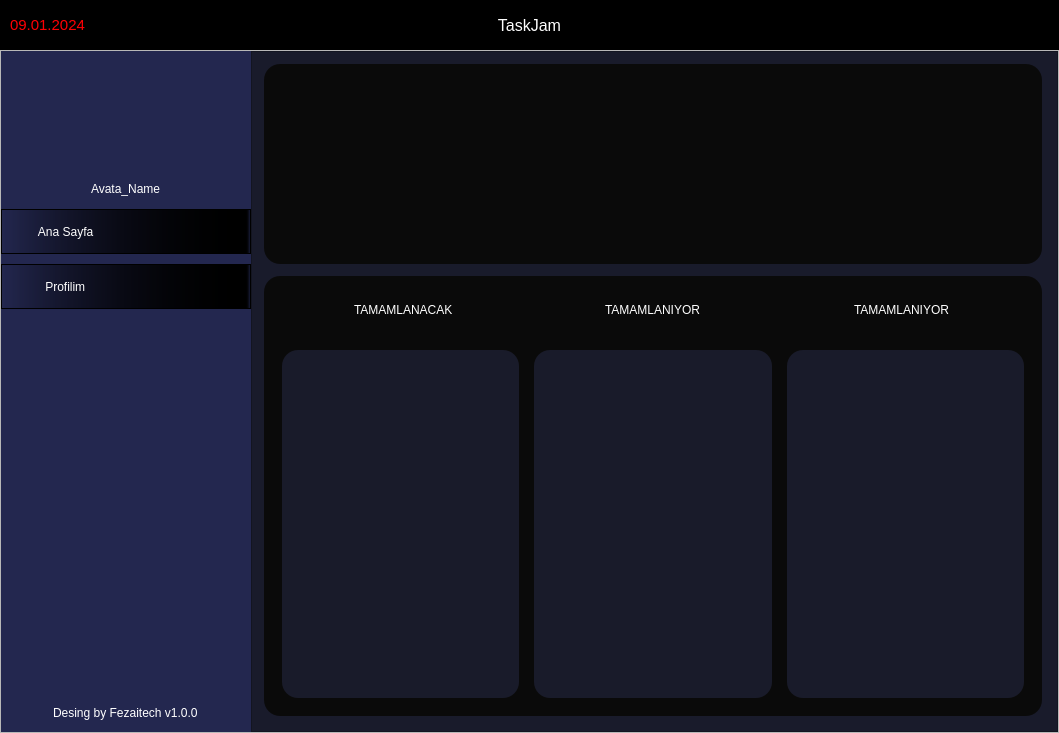
This is ui_1.ui in Hamza-Bayar-2/TaskJam as Qt 5 draws it before an edit. The edited form follows.
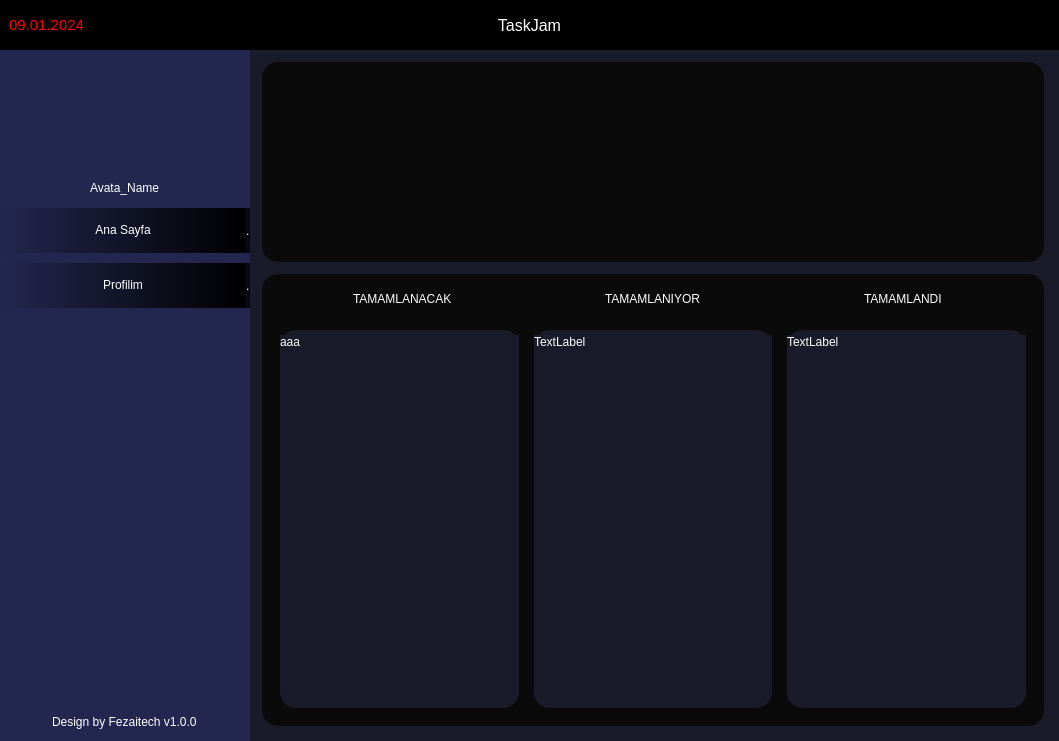
This is the edited form. Icons and pictures are not drawn.

```diff
--- a/ui_1.ui
+++ b/ui_1.ui
@@ -7,7 +7,7 @@
     <x>0</x>
     <y>0</y>
     <width>1059</width>
-    <height>733</height>
+    <height>741</height>
    </rect>
   </property>
   <property name="windowTitle">
@@ -18,7 +18,13 @@
     <bool>true</bool>
    </property>
    <property name="styleSheet">
-    <string notr="true">QLabel{
+    <string notr="true">*{
+border : none;
+}
+QLabel{
+color: rgb(255, 255, 255);
+}
+QPushButton{
 color: rgb(255, 255, 255);
 }</string>
    </property>
@@ -284,7 +290,10 @@
              </size>
             </property>
             <property name="styleSheet">
-             <string notr="true">background-color: qlineargradient(spread:pad, x1:0, y1:0, x2:1, y2:0, stop:0 rgba(0, 0, 255, 0), stop:1 rgba(0, 0 255, 0), stop:0.98 rgba(0, 0, 0, 255), stop:1 rgba(0, 0, 255, 0));</string>
+             <string notr="true">QFrame{
+background-color: qlineargradient(spread:pad, x1:0, y1:0, x2:1, y2:0, stop:0 rgba(0, 0, 255, 0), stop:1 rgba(0, 0 255, 0), stop:0.98 rgba(0, 0, 0, 255), stop:1 rgba(0, 0, 255, 0));
+}
+</string>
             </property>
             <property name="frameShape">
              <enum>QFrame::StyledPanel</enum>
@@ -292,7 +301,7 @@
             <property name="frameShadow">
              <enum>QFrame::Raised</enum>
             </property>
-            <layout class="QVBoxLayout" name="verticalLayout_3">
+            <layout class="QHBoxLayout" name="horizontalLayout_8">
              <property name="spacing">
               <number>0</number>
              </property>
@@ -308,10 +317,29 @@
              <property name="bottomMargin">
               <number>0</number>
              </property>
+             <item>
+              <widget class="QPushButton" name="home">
+               <property name="sizePolicy">
+                <sizepolicy hsizetype="Expanding" vsizetype="Fixed">
+                 <horstretch>0</horstretch>
+                 <verstretch>0</verstretch>
+                </sizepolicy>
+               </property>
+               <property name="styleSheet">
+                <string notr="true">
+background: rgba(76, 175, 80, 0);
+
+</string>
+               </property>
+               <property name="text">
+                <string>Ana Sayfa</string>
+               </property>
+              </widget>
+             </item>
              <item>
               <widget class="QLabel" name="label_2">
                <property name="text">
-                <string>           Ana Sayfa</string>
+                <string>.</string>
                </property>
               </widget>
              </item>
@@ -357,10 +385,26 @@
              <property name="bottomMargin">
               <number>0</number>
              </property>
+             <item>
+              <widget class="QPushButton" name="pushButton_2">
+               <property name="sizePolicy">
+                <sizepolicy hsizetype="Expanding" vsizetype="Fixed">
+                 <horstretch>0</horstretch>
+                 <verstretch>0</verstretch>
+                </sizepolicy>
+               </property>
+               <property name="styleSheet">
+                <string notr="true">background: rgba(76, 175, 80, 0);</string>
+               </property>
+               <property name="text">
+                <string>Profilim</string>
+               </property>
+              </widget>
+             </item>
              <item>
               <widget class="QLabel" name="label_3">
                <property name="text">
-                <string>             Profilim</string>
+                <string>.</string>
                </property>
               </widget>
              </item>
@@ -395,7 +439,7 @@
              </size>
             </property>
             <property name="text">
-             <string>Desing by Fezaitech v1.0.0</string>
+             <string>Design by Fezaitech v1.0.0</string>
             </property>
            </widget>
           </item>
@@ -466,8 +510,10 @@
                  </size>
                 </property>
                 <property name="styleSheet">
-                 <string notr="true">background-color: rgb(10, 10, 10);
-border-radius: 16px;</string>
+                 <string notr="true">#main_top_bar_frame{
+background-color: rgb(10, 10, 10);
+border-radius: 16px;
+}</string>
                 </property>
                 <property name="frameShape">
                  <enum>QFrame::StyledPanel</enum>
@@ -538,7 +584,7 @@
                     <item alignment="Qt::AlignHCenter">
                      <widget class="QLabel" name="done_label">
                       <property name="text">
-                       <string>TAMAMLANIYOR</string>
+                       <string>TAMAMLANDI</string>
                       </property>
                      </widget>
                     </item>
@@ -573,6 +619,52 @@
                       <property name="frameShadow">
                        <enum>QFrame::Raised</enum>
                       </property>
+                      <layout class="QVBoxLayout" name="verticalLayout_4">
+                       <property name="spacing">
+                        <number>0</number>
+                       </property>
+                       <property name="leftMargin">
+                        <number>0</number>
+                       </property>
+                       <property name="topMargin">
+                        <number>5</number>
+                       </property>
+                       <property name="rightMargin">
+                        <number>0</number>
+                       </property>
+                       <property name="bottomMargin">
+                        <number>5</number>
+                       </property>
+                       <item>
+                        <widget class="QLabel" name="waiting_label_2">
+                         <property name="text">
+                          <string>aaa</string>
+                         </property>
+                        </widget>
+                       </item>
+                       <item>
+                        <widget class="QScrollArea" name="will_done_scroll_area">
+                         <property name="widgetResizable">
+                          <bool>true</bool>
+                         </property>
+                         <widget class="QWidget" name="will_done_scroll_area_content">
+                          <property name="geometry">
+                           <rect>
+                            <x>0</x>
+                            <y>0</y>
+                            <width>239</width>
+                            <height>356</height>
+                           </rect>
+                          </property>
+                          <property name="styleSheet">
+                           <string notr="true">*{
+borderRadius : none;
+}</string>
+                          </property>
+                         </widget>
+                        </widget>
+                       </item>
+                      </layout>
                      </widget>
                     </item>
                     <item>
@@ -587,6 +679,47 @@
                       <property name="frameShadow">
                        <enum>QFrame::Raised</enum>
                       </property>
+                      <layout class="QVBoxLayout" name="verticalLayout_6">
+                       <property name="spacing">
+                        <number>0</number>
+                       </property>
+                       <property name="leftMargin">
+                        <number>0</number>
+                       </property>
+                       <property name="topMargin">
+                        <number>5</number>
+                       </property>
+                       <property name="rightMargin">
+                        <number>0</number>
+                       </property>
+                       <property name="bottomMargin">
+                        <number>5</number>
+                       </property>
+                       <item>
+                        <widget class="QLabel" name="label">
+                         <property name="text">
+                          <string>TextLabel</string>
+                         </property>
+                        </widget>
+                       </item>
+                       <item>
+                        <widget class="QScrollArea" name="working_scroll_area">
+                         <property name="widgetResizable">
+                          <bool>true</bool>
+                         </property>
+                         <widget class="QWidget" name="working_scroll_area_content">
+                          <property name="geometry">
+                           <rect>
+                            <x>0</x>
+                            <y>0</y>
+                            <width>238</width>
+                            <height>356</height>
+                           </rect>
+                          </property>
+                         </widget>
+                        </widget>
+                       </item>
+                      </layout>
                      </widget>
                     </item>
                     <item>
@@ -601,6 +734,47 @@
                       <property name="frameShadow">
                        <enum>QFrame::Raised</enum>
                       </property>
+                      <layout class="QVBoxLayout" name="verticalLayout_5">
+                       <property name="spacing">
+                        <number>0</number>
+                       </property>
+                       <property name="leftMargin">
+                        <number>0</number>
+                       </property>
+                       <property name="topMargin">
+                        <number>5</number>
+                       </property>
+                       <property name="rightMargin">
+                        <number>0</number>
+                       </property>
+                       <property name="bottomMargin">
+                        <number>5</number>
+                       </property>
+                       <item>
+                        <widget class="QLabel" name="done_label_2">
+                         <property name="text">
+                          <string>TextLabel</string>
+                         </property>
+                        </widget>
+                       </item>
+                       <item>
+                        <widget class="QScrollArea" name="done_scroll_area">
+                         <property name="widgetResizable">
+                          <bool>true</bool>
+                         </property>
+                         <widget class="QWidget" name="done_scroll_area_content">
+                          <property name="geometry">
+                           <rect>
+                            <x>0</x>
+                            <y>0</y>
+                            <width>239</width>
+                            <height>356</height>
+                           </rect>
+                          </property>
+                         </widget>
+                        </widget>
+                       </item>
+                      </layout>
                      </widget>
                     </item>
                    </layout>
```
Left out of the diff: 9 changed lines with no effect on the pictures.
